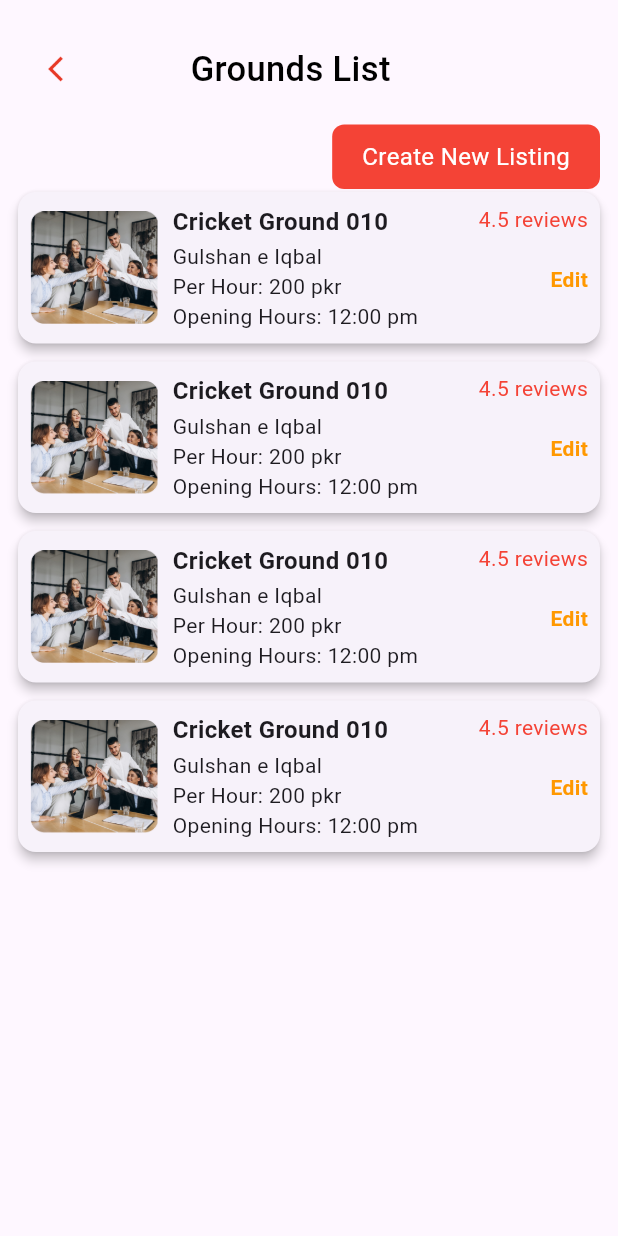
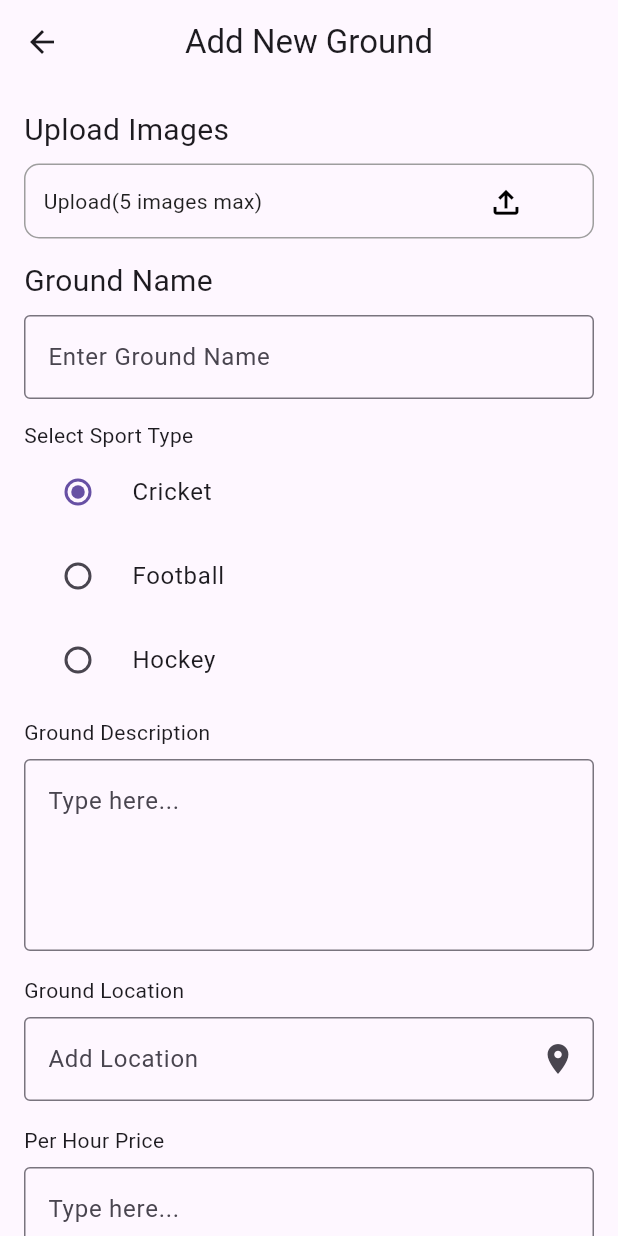
Before and after one commit to Khansa2209/groundapp, a Flutter app: the GroundsListScreen screen opened directly, after a tap on "Create New Listing", on a phone screen of 412 x 824 dp. Run offline on Flutter 3.47's test engine with Material 3 defaults, Android fonts, the phone set to English and light mode, and no system bars; our stand-ins replace google_fonts; Roboto replaces fonts that are missing (Geologica).

Commit message:
first commit

```diff
--- /dev/null
+++ b/lib/add_ground/add_ground.dart
@@ -0,0 +1,231 @@
+import 'package:flutter/material.dart';
+import 'package:pitchgo/app_constant/app_color.dart';
+
+class AddNewGroundScreen extends StatefulWidget {
+  const AddNewGroundScreen({super.key});
+
+  @override
+  State<AddNewGroundScreen> createState() => _AddNewGroundScreenState();
+}
+
+class _AddNewGroundScreenState extends State<AddNewGroundScreen> {
+  String? selectedSportType = 'Cricket'; // Default selection for radio buttons
+  List<String> amenities = [
+    'WiFi',
+    'Washroom',
+    'Drinking Water',
+    'Power Charger',
+    'Parking'
+  ];
+  List<String> selectedAmenities = [];
+
+  void toggleAmenity(String amenity) {
+    setState(() {
+      if (selectedAmenities.contains(amenity)) {
+        selectedAmenities.remove(amenity);
+      } else {
+        selectedAmenities.add(amenity);
+      }
+    });
+  }
+
+  @override
+  Widget build(BuildContext context) {
+    return Scaffold(
+      appBar: AppBar(
+        title: const Text('Add New Ground'),
+        centerTitle: true,
+        leading: const Icon(Icons.arrow_back),
+      ),
+      body: SingleChildScrollView(
+        padding: const EdgeInsets.all(16.0),
+        child: Column(
+          crossAxisAlignment: CrossAxisAlignment.start,
+          children: [
+            // Upload Images Section
+            const Text('Upload Images',
+              style: TextStyle(
+                fontSize: 20,
+              ),
+            ),
+            const SizedBox(height: 8),
+            Container(
+              padding: const EdgeInsets.all(12),
+              height: 50,
+              width: double.infinity,
+              decoration: BoxDecoration(
+                border: Border.all(color: Colors.grey),
+                borderRadius: BorderRadius.circular(10),
+              ),
+              child:
+
+              Row(
+                children: [
+                  Text("Upload(5 images max)",
+                  style: TextStyle(
+                    color: AppColors.black1F1F1F
+                  ),
+                  ),
+                  SizedBox(width: 150,),
+                  Icon(Icons.file_upload_outlined, size: 25, color: Colors.black),
+                ],
+              ),
+            ),
+            SizedBox(height: 14),
+            Text('Ground Name',
+             style: TextStyle(
+               fontSize: 20
+             ),
+             ),
+            const SizedBox(height: 8),
+            TextField(
+              decoration: InputDecoration(
+                border: OutlineInputBorder(),
+                hintText: 'Enter Ground Name',
+              ),
+            ),
+
+             SizedBox(height: 14),
+             Text('Select Sport Type'),
+            Column(
+              children: [
+                RadioListTile(
+                  title: const Text('Cricket'),
+                  value: 'Cricket',
+                  groupValue: selectedSportType,
+                  onChanged: (value) {
+                    setState(() {
+                      selectedSportType = value.toString();
+                    });
+                  },
+                ),
+                RadioListTile(
+                  title:  Text('Football'),
+                  value: 'Football',
+                  groupValue: selectedSportType,
+                  onChanged: (value) {
+                    setState(() {
+                      selectedSportType = value.toString();
+                    });
+                  },
+                ),
+                RadioListTile(
+                  title:  Text('Hockey'),
+                  value: 'Hockey',
+                  groupValue: selectedSportType,
+                  onChanged: (value) {
+                    setState(() {
+                      selectedSportType = value.toString();
+                    });
+                  },
+                ),
+              ],
+            ),
+
+             SizedBox(height: 10),
+             Text('Ground Description'),
+             SizedBox(height: 8),
+            TextField(
+              maxLines: 4,
+              decoration: InputDecoration(
+                border: OutlineInputBorder(),
+                hintText: 'Type here...',
+              ),
+            ),
+
+             SizedBox(height: 16),
+            Text('Ground Location'),
+             SizedBox(height: 8),
+            TextField(
+              decoration: InputDecoration(
+                border: OutlineInputBorder(),
+                hintText: 'Add Location',
+                suffixIcon:  Icon(Icons.location_on),
+              ),
+            ),
+            SizedBox(height: 16),
+             Text('Per Hour Price'),
+             SizedBox(height: 8),
+            TextField(
+              keyboardType: TextInputType.number,
+              decoration: InputDecoration(
+                border: OutlineInputBorder(),
+                hintText: 'Type here...',
+              ),
+            ),
+
+             SizedBox(height: 16),
+            Text('Opening Hours'),
+             SizedBox(height: 8),
+            Row(
+              children: [
+                ElevatedButton.icon(
+                  icon:  Icon(Icons.calendar_today),
+                  label:  Text('Date'),
+                  style: ElevatedButton.styleFrom(backgroundColor: Colors.red),
+                  onPressed: () {
+                  },
+                ),
+                 SizedBox(width: 10),
+                ElevatedButton.icon(
+                  icon:  Icon(Icons.access_time),
+                  label:  Text('Time'),
+                  style: ElevatedButton.styleFrom(backgroundColor: Colors.red),
+                  onPressed: () {
+                  },
+                ),
+              ],
+            ),
+            SizedBox(height: 16),
+            Text('Amenities'),
+             SizedBox(height: 8),
+            Wrap(
+              spacing: 10,
+              children: amenities.map((amenity) {
+                return GestureDetector(
+                  onTap: () => toggleAmenity(amenity),
+                  child: Container(
+                    padding: const EdgeInsets.symmetric(
+                        vertical: 6, horizontal: 12),
+                    decoration: BoxDecoration(
+                      color: selectedAmenities.contains(amenity)
+                          ? Colors.red
+                          : Colors.grey.shade300,
+                      borderRadius: BorderRadius.circular(20),
+                    ),
+                    child: Text(
+                      amenity,
+                      style: TextStyle(
+                        color: selectedAmenities.contains(amenity)
+                            ? Colors.white
+                            : Colors.black,
+                      ),
+                    ),
+                  ),
+                );
+              }).toList(),
+            ),
+            SizedBox(height: 30),
+            SizedBox(
+              width: double.infinity,
+              child: ElevatedButton(
+                style: ElevatedButton.styleFrom(
+                  backgroundColor: Colors.red,
+                  padding: const EdgeInsets.symmetric(vertical: 14),
+                ),
+                onPressed: () {
+                },
+                child:  Text('Save',
+                    style: TextStyle(fontSize: 18, color: Colors.white)),
+              ),
+            ),
+          ],
+        ),
+      ),
+    );
+  }
+}
+
+void main() {
+  runApp(const MaterialApp(home: AddNewGroundScreen()));
+}
--- a/lib/ground_list/ground_list.dart
+++ b/lib/ground_list/ground_list.dart
@@ -1,4 +1,5 @@
 import 'package:flutter/material.dart';
+import 'package:pitchgo/add_ground/add_ground.dart';
 
 import '../common_widget/common_text.dart';
 
@@ -49,6 +50,7 @@ class GroundsListScreen extends StatelessWidget {
               alignment: Alignment.centerRight, // Aligned to the right side
               child: GestureDetector(
                 onTap: () {
+                  Navigator.push(context, MaterialPageRoute(builder: (context) => AddNewGroundScreen()));
                   // Add functionality here
                 },
                 child: Container(
@@ -134,6 +136,8 @@ class GroundCard extends StatelessWidget {
                 // Changed to a simple "Edit" text button
                 GestureDetector(
                   onTap: () {
+
+
                     // Edit action here
                   },
                   child: const Text(
```
